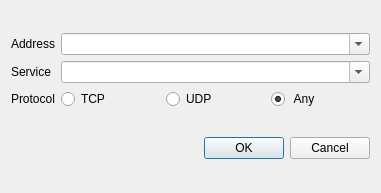
Before: the Qt Designer form ui/newfwruledlg.ui in QubesOS/qubes-manager, drawn with Qt 5.
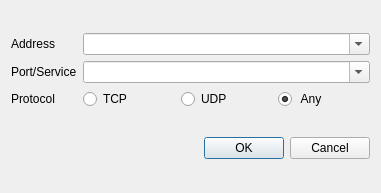
After: the same form once the commit is applied.

Commit message:
Better handling of port/service names for VM settings
Now port will be displayed as port_number [(service name)]
, and not just service name. Also added a tooltip with explanation
of what can be put in the 'port/service' field, renamed
the field to 'Port/service' and added some examples of pure port
numbers to the drop down.

fixes QubesOS/qubes-issues#5211

Patch:
```diff
--- a/ui/newfwruledlg.ui
+++ b/ui/newfwruledlg.ui
@@ -53,7 +53,7 @@
      <item row="1" column="0">
       <widget class="QLabel" name="label_4">
        <property name="text">
-        <string>Service</string>
+        <string>Port/Service</string>
        </property>
       </widget>
      </item>
```
Left out of the diff: 3 changed lines with no effect on the pictures. The commit also changes 1 other file.
